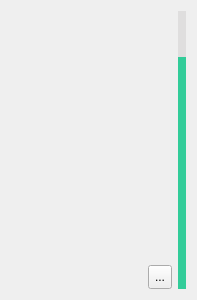
First picture: the form in LxMemo/notewall.ui, repository SabiAmeno/LxMemo, before the edit.
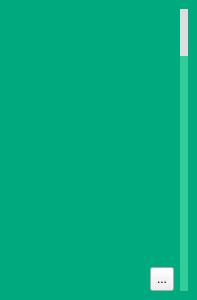
Second picture: the form after the edit. Icons and pictures are not drawn.

```diff
--- a/LxMemo/notewall.ui
+++ b/LxMemo/notewall.ui
@@ -13,7 +13,23 @@
   <property name="windowTitle">
    <string>Form</string>
   </property>
+  <property name="styleSheet">
+   <string notr="true">#NoteWall{
+	background-color: rgb(0, 170, 127);}</string>
+  </property>
   <layout class="QGridLayout" name="gridLayout_2">
+   <property name="leftMargin">
+    <number>9</number>
+   </property>
+   <property name="topMargin">
+    <number>9</number>
+   </property>
+   <property name="rightMargin">
+    <number>9</number>
+   </property>
+   <property name="bottomMargin">
+    <number>9</number>
+   </property>
    <item row="2" column="0">
     <spacer name="horizontalSpacer_2">
      <property name="orientation">
```
